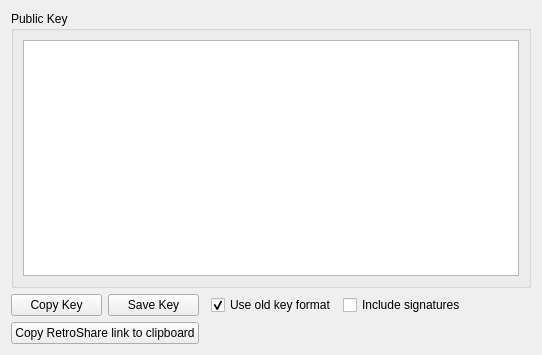
First picture: the form in retroshare-gui/src/gui/settings/CryptoPage.ui, repository RetroShare/RetroShare, before the edit.
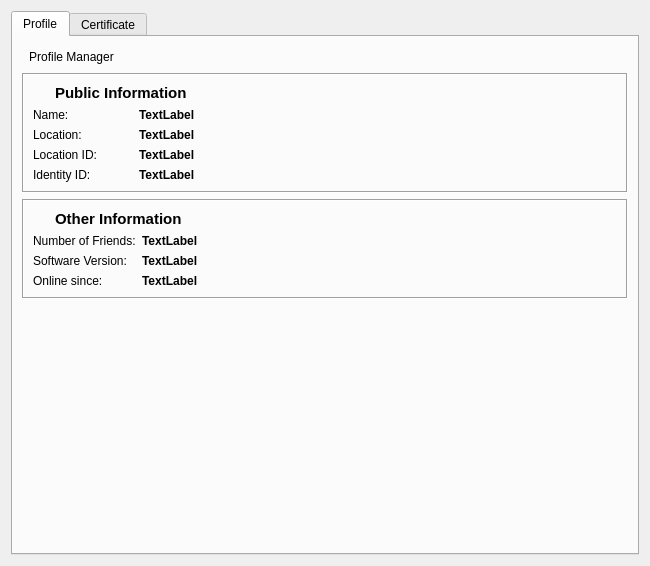
Second picture: the form after the edit. Icons and pictures are not drawn.

Commit message: merged Profile widget with security tab in settings

```diff
--- a/retroshare-gui/src/gui/settings/CryptoPage.ui
+++ b/retroshare-gui/src/gui/settings/CryptoPage.ui
@@ -6,87 +6,491 @@
    <rect>
     <x>0</x>
     <y>0</y>
-    <width>542</width>
-    <height>355</height>
+    <width>650</width>
+    <height>566</height>
    </rect>
   </property>
   <layout class="QGridLayout" name="gridLayout_2">
-   <item row="0" column="0" colspan="6">
-    <widget class="QGroupBox" name="groupBox">
-     <property name="title">
-      <string>Public Key</string>
+   <item row="0" column="0">
+    <widget class="QTabWidget" name="tabWidget">
+     <property name="currentIndex">
+      <number>0</number>
      </property>
-     <layout class="QGridLayout" name="gridLayout">
-      <item row="0" column="0">
-       <widget class="QTextEdit" name="certtextEdit">
-        <property name="font">
-         <font>
-          <kerning>false</kerning>
-         </font>
-        </property>
-        <property name="acceptRichText">
-         <bool>false</bool>
-        </property>
-       </widget>
-      </item>
-     </layout>
-    </widget>
-   </item>
-   <item row="1" column="0">
-    <widget class="QPushButton" name="copykeyButton">
-     <property name="toolTip">
-      <string>Copy my Key to Clipboard</string>
-     </property>
-     <property name="text">
-      <string>Copy Key</string>
-     </property>
-    </widget>
-   </item>
-   <item row="1" column="1">
-    <widget class="QPushButton" name="saveButton">
-     <property name="toolTip">
-      <string>Save Key into a file</string>
-     </property>
-     <property name="text">
-      <string>Save Key</string>
-     </property>
-    </widget>
-   </item>
-   <item row="1" column="5">
-    <spacer name="horizontalSpacer">
-     <property name="orientation">
-      <enum>Qt::Horizontal</enum>
-     </property>
-     <property name="sizeHint" stdset="0">
-      <size>
-       <width>278</width>
-       <height>20</height>
-      </size>
-     </property>
-    </spacer>
-   </item>
-   <item row="1" column="4">
-    <widget class="QCheckBox" name="_includeSignatures_CB">
-     <property name="text">
-      <string>Include signatures</string>
-     </property>
-    </widget>
-   </item>
-   <item row="2" column="0" colspan="2">
-    <widget class="QPushButton" name="_copyLink_PB">
-     <property name="text">
-      <string>Copy RetroShare link to clipboard</string>
-     </property>
-    </widget>
-   </item>
-   <item row="1" column="3">
-    <widget class="QCheckBox" name="_useOldFormat_CB">
-     <property name="text">
-      <string>Use old key format</string>
-     </property>
-     <property name="checked">
-      <bool>true</bool>
-     </property>
+     <widget class="QWidget" name="tab">
+      <attribute name="title">
+       <string>Profile</string>
+      </attribute>
+      <layout class="QVBoxLayout" name="verticalLayout_2">
+       <item>
+        <layout class="QHBoxLayout" name="horizontalLayout_2">
+         <item>
+          <widget class="QToolButton" name="profile_Button">
+           <property name="focusPolicy">
+            <enum>Qt::NoFocus</enum>
+           </property>
+           <property name="text">
+            <string>Profile Manager</string>
+           </property>
+           <property name="icon">
+            <iconset resource="../images.qrc">
+             <normaloff>:/images/contact_new.png</normaloff>:/images/contact_new.png</iconset>
+           </property>
+           <property name="iconSize">
+            <size>
+             <width>22</width>
+             <height>22</height>
+            </size>
+           </property>
+           <property name="toolButtonStyle">
+            <enum>Qt::ToolButtonTextBesideIcon</enum>
+           </property>
+           <property name="autoRaise">
+            <bool>true</bool>
+           </property>
+          </widget>
+         </item>
+         <item>
+          <spacer name="horizontalSpacer">
+           <property name="orientation">
+            <enum>Qt::Horizontal</enum>
+           </property>
+           <property name="sizeHint" stdset="0">
+            <size>
+             <width>40</width>
+             <height>20</height>
+            </size>
+           </property>
+          </spacer>
+         </item>
+        </layout>
+       </item>
+       <item>
+        <widget class="QFrame" name="frame_1">
+         <property name="frameShape">
+          <enum>QFrame::Box</enum>
+         </property>
+         <property name="frameShadow">
+          <enum>QFrame::Sunken</enum>
+         </property>
+         <layout class="QGridLayout" name="gridLayout_4">
+          <item row="0" column="0" colspan="2">
+           <layout class="QGridLayout" name="gridLayout_3">
+            <item row="0" column="0">
+             <widget class="QLabel" name="label_4">
+              <property name="maximumSize">
+               <size>
+                <width>16</width>
+                <height>16</height>
+               </size>
+              </property>
+              <property name="pixmap">
+               <pixmap resource="../images.qrc">:/images/info16.png</pixmap>
+              </property>
+             </widget>
+            </item>
+            <item row="0" column="1">
+             <widget class="QLabel" name="label_5">
+              <property name="font">
+               <font>
+                <pointsize>11</pointsize>
+                <weight>75</weight>
+                <bold>true</bold>
+               </font>
+              </property>
+              <property name="text">
+               <string>Public Information</string>
+              </property>
+             </widget>
+            </item>
+           </layout>
+          </item>
+          <item row="1" column="0">
+           <widget class="QLabel" name="label_10">
+            <property name="sizePolicy">
+             <sizepolicy hsizetype="Maximum" vsizetype="Preferred">
+              <horstretch>0</horstretch>
+              <verstretch>0</verstretch>
+             </sizepolicy>
+            </property>
+            <property name="minimumSize">
+             <size>
+              <width>100</width>
+              <height>0</height>
+             </size>
+            </property>
+            <property name="text">
+             <string>Name:</string>
+            </property>
+           </widget>
+          </item>
+          <item row="1" column="1">
+           <widget class="QLabel" name="name">
+            <property name="sizePolicy">
+             <sizepolicy hsizetype="MinimumExpanding" vsizetype="Preferred">
+              <horstretch>0</horstretch>
+              <verstretch>0</verstretch>
+             </sizepolicy>
+            </property>
+            <property name="font">
+             <font>
+              <weight>75</weight>
+              <bold>true</bold>
+             </font>
+            </property>
+            <property name="text">
+             <string notr="true">TextLabel</string>
+            </property>
+           </widget>
+          </item>
+          <item row="2" column="0">
+           <widget class="QLabel" name="label_8">
+            <property name="sizePolicy">
+             <sizepolicy hsizetype="Maximum" vsizetype="Preferred">
+              <horstretch>0</horstretch>
+              <verstretch>0</verstretch>
+             </sizepolicy>
+            </property>
+            <property name="minimumSize">
+             <size>
+              <width>100</width>
+              <height>0</height>
+             </size>
+            </property>
+            <property name="text">
+             <string>Location:</string>
+            </property>
+           </widget>
+          </item>
+          <item row="2" column="1">
+           <widget class="QLabel" name="country">
+            <property name="sizePolicy">
+             <sizepolicy hsizetype="MinimumExpanding" vsizetype="Preferred">
+              <horstretch>0</horstretch>
+              <verstretch>0</verstretch>
+             </sizepolicy>
+            </property>
+            <property name="font">
+             <font>
+              <weight>75</weight>
+              <bold>true</bold>
+             </font>
+            </property>
+            <property name="text">
+             <string notr="true">TextLabel</string>
+            </property>
+           </widget>
+          </item>
+          <item row="3" column="0">
+           <widget class="QLabel" name="label_6">
+            <property name="sizePolicy">
+             <sizepolicy hsizetype="Maximum" vsizetype="Preferred">
+              <horstretch>0</horstretch>
+              <verstretch>0</verstretch>
+             </sizepolicy>
+            </property>
+            <property name="minimumSize">
+             <size>
+              <width>100</width>
+              <height>0</height>
+             </size>
+            </property>
+            <property name="text">
+             <string>Location ID:</string>
+            </property>
+           </widget>
+          </item>
+          <item row="3" column="1">
+           <widget class="QLabel" name="peerid">
+            <property name="sizePolicy">
+             <sizepolicy hsizetype="MinimumExpanding" vsizetype="Preferred">
+              <horstretch>0</horstretch>
+              <verstretch>0</verstretch>
+             </sizepolicy>
+            </property>
+            <property name="font">
+             <font>
+              <weight>75</weight>
+              <bold>true</bold>
+             </font>
+            </property>
+            <property name="text">
+             <string notr="true">TextLabel</string>
+            </property>
+           </widget>
+          </item>
+          <item row="4" column="0">
+           <widget class="QLabel" name="label_7">
+            <property name="sizePolicy">
+             <sizepolicy hsizetype="Maximum" vsizetype="Preferred">
+              <horstretch>0</horstretch>
+              <verstretch>0</verstretch>
+             </sizepolicy>
+            </property>
+            <property name="minimumSize">
+             <size>
+              <width>100</width>
+              <height>0</height>
+             </size>
+            </property>
+            <property name="text">
+             <string>Identity ID:</string>
+            </property>
+           </widget>
+          </item>
+          <item row="4" column="1">
+           <widget class="QLabel" name="pgpid">
+            <property name="sizePolicy">
+             <sizepolicy hsizetype="MinimumExpanding" vsizetype="Preferred">
+              <horstretch>0</horstretch>
+              <verstretch>0</verstretch>
+             </sizepolicy>
+            </property>
+            <property name="font">
+             <font>
+              <weight>75</weight>
+              <bold>true</bold>
+             </font>
+            </property>
+            <property name="text">
+             <string notr="true">TextLabel</string>
+            </property>
+           </widget>
+          </item>
+         </layout>
+        </widget>
+       </item>
+       <item>
+        <widget class="QFrame" name="frame_2">
+         <property name="frameShape">
+          <enum>QFrame::Box</enum>
+         </property>
+         <property name="frameShadow">
+          <enum>QFrame::Sunken</enum>
+         </property>
+         <layout class="QGridLayout" name="gridLayout_6" columnstretch="0,0,0" columnminimumwidth="0,0,0">
+          <item row="2" column="0">
+           <widget class="QLabel" name="label_9">
+            <property name="sizePolicy">
+             <sizepolicy hsizetype="Maximum" vsizetype="Preferred">
+              <horstretch>0</horstretch>
+              <verstretch>0</verstretch>
+             </sizepolicy>
+            </property>
+            <property name="minimumSize">
+             <size>
+              <width>100</width>
+              <height>0</height>
+             </size>
+            </property>
+            <property name="text">
+             <string>Number of Friends:</string>
+            </property>
+           </widget>
+          </item>
+          <item row="2" column="1" colspan="2">
+           <widget class="QLabel" name="friendsEdit">
+            <property name="sizePolicy">
+             <sizepolicy hsizetype="MinimumExpanding" vsizetype="Preferred">
+              <horstretch>0</horstretch>
+              <verstretch>0</verstretch>
+             </sizepolicy>
+            </property>
+            <property name="font">
+             <font>
+              <weight>75</weight>
+              <bold>true</bold>
+             </font>
+            </property>
+            <property name="text">
+             <string notr="true">TextLabel</string>
+            </property>
+           </widget>
+          </item>
+          <item row="3" column="0">
+           <widget class="QLabel" name="label_3">
+            <property name="sizePolicy">
+             <sizepolicy hsizetype="Maximum" vsizetype="Preferred">
+              <horstretch>0</horstretch>
+              <verstretch>0</verstretch>
+             </sizepolicy>
+            </property>
+            <property name="minimumSize">
+             <size>
+              <width>100</width>
+              <height>0</height>
+             </size>
+            </property>
+            <property name="text">
+             <string>Software Version:</string>
+            </property>
+           </widget>
+          </item>
+          <item row="4" column="0">
+           <widget class="QLabel" name="label_16">
+            <property name="sizePolicy">
+             <sizepolicy hsizetype="Maximum" vsizetype="Preferred">
+              <horstretch>0</horstretch>
+              <verstretch>0</verstretch>
+             </sizepolicy>
+            </property>
+            <property name="minimumSize">
+             <size>
+              <width>100</width>
+              <height>0</height>
+             </size>
+            </property>
+            <property name="text">
+             <string>Online since:</string>
+            </property>
+           </widget>
+          </item>
+          <item row="3" column="1" colspan="2">
+           <widget class="QLabel" name="version">
+            <property name="sizePolicy">
+             <sizepolicy hsizetype="MinimumExpanding" vsizetype="Preferred">
+              <horstretch>0</horstretch>
+              <verstretch>0</verstretch>
+             </sizepolicy>
+            </property>
+            <property name="font">
+             <font>
+              <weight>75</weight>
+              <bold>true</bold>
+             </font>
+            </property>
+            <property name="text">
+             <string notr="true">TextLabel</string>
+            </property>
+           </widget>
+          </item>
+          <item row="4" column="1" colspan="2">
+           <widget class="QLabel" name="onlinesince">
+            <property name="sizePolicy">
+             <sizepolicy hsizetype="MinimumExpanding" vsizetype="Preferred">
+              <horstretch>0</horstretch>
+              <verstretch>0</verstretch>
+             </sizepolicy>
+            </property>
+            <property name="font">
+             <font>
+              <weight>75</weight>
+              <bold>true</bold>
+             </font>
+            </property>
+            <property name="text">
+             <string notr="true">TextLabel</string>
+            </property>
+           </widget>
+          </item>
+          <item row="1" column="0" colspan="3">
+           <layout class="QGridLayout" name="gridLayout">
+            <item row="0" column="0">
+             <widget class="QLabel" name="label_12">
+              <property name="maximumSize">
+               <size>
+                <width>16</width>
+                <height>16</height>
+               </size>
+              </property>
+              <property name="text">
+               <string/>
+              </property>
+              <property name="pixmap">
+               <pixmap resource="../images.qrc">:/images/info16.png</pixmap>
+              </property>
+             </widget>
+            </item>
+            <item row="0" column="1">
+             <widget class="QLabel" name="label_13">
+              <property name="font">
+               <font>
+                <pointsize>11</pointsize>
+                <weight>75</weight>
+                <bold>true</bold>
+               </font>
+              </property>
+              <property name="text">
+               <string>Other Information</string>
+              </property>
+             </widget>
+            </item>
+           </layout>
+          </item>
+         </layout>
+        </widget>
+       </item>
+       <item>
+        <spacer name="verticalSpacer">
+         <property name="orientation">
+          <enum>Qt::Vertical</enum>
+         </property>
+         <property name="sizeHint" stdset="0">
+          <size>
+           <width>20</width>
+           <height>205</height>
+          </size>
+         </property>
+        </spacer>
+       </item>
+      </layout>
+     </widget>
+     <widget class="QWidget" name="tab_2">
+      <attribute name="title">
+       <string>Certificate</string>
+      </attribute>
+      <layout class="QVBoxLayout" name="verticalLayout">
+       <item>
+        <widget class="QTextEdit" name="certtextEdit">
+         <property name="font">
+          <font>
+           <kerning>false</kerning>
+          </font>
+         </property>
+         <property name="acceptRichText">
+          <bool>false</bool>
+         </property>
+        </widget>
+       </item>
+       <item>
+        <layout class="QHBoxLayout" name="horizontalLayout">
+         <item>
+          <widget class="QPushButton" name="_copyLink_PB">
+           <property name="text">
+            <string>Copy link to clipboard</string>
+           </property>
+          </widget>
+         </item>
+         <item>
+          <widget class="QPushButton" name="saveButton">
+           <property name="toolTip">
+            <string>Save Key into a file</string>
+           </property>
+           <property name="text">
+            <string>Save Key</string>
+           </property>
+          </widget>
+         </item>
+         <item>
+          <widget class="QCheckBox" name="_useOldFormat_CB">
+           <property name="text">
+            <string>Use old key format</string>
+           </property>
+           <property name="checked">
+            <bool>true</bool>
+           </property>
+          </widget>
+         </item>
+         <item>
+          <widget class="QCheckBox" name="_includeSignatures_CB">
+           <property name="text">
+            <string>Include signatures</string>
+           </property>
+          </widget>
+         </item>
+        </layout>
+       </item>
+      </layout>
+     </widget>
     </widget>
    </item>
   </layout>
```
Left out of the diff: 4 changed lines with no effect on the pictures. The commit also changes 4 other files.
